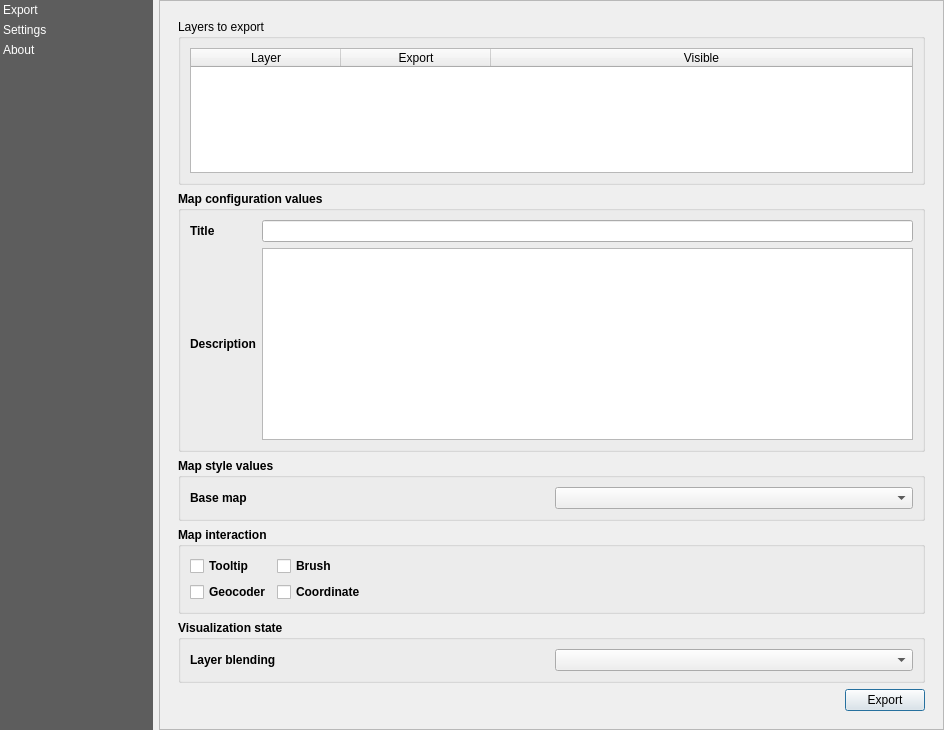
First picture: the form in UnfoldedStudio/resources/ui/unfolded_dialog.ui, repository foursquare/qgis-plugin, before the edit.
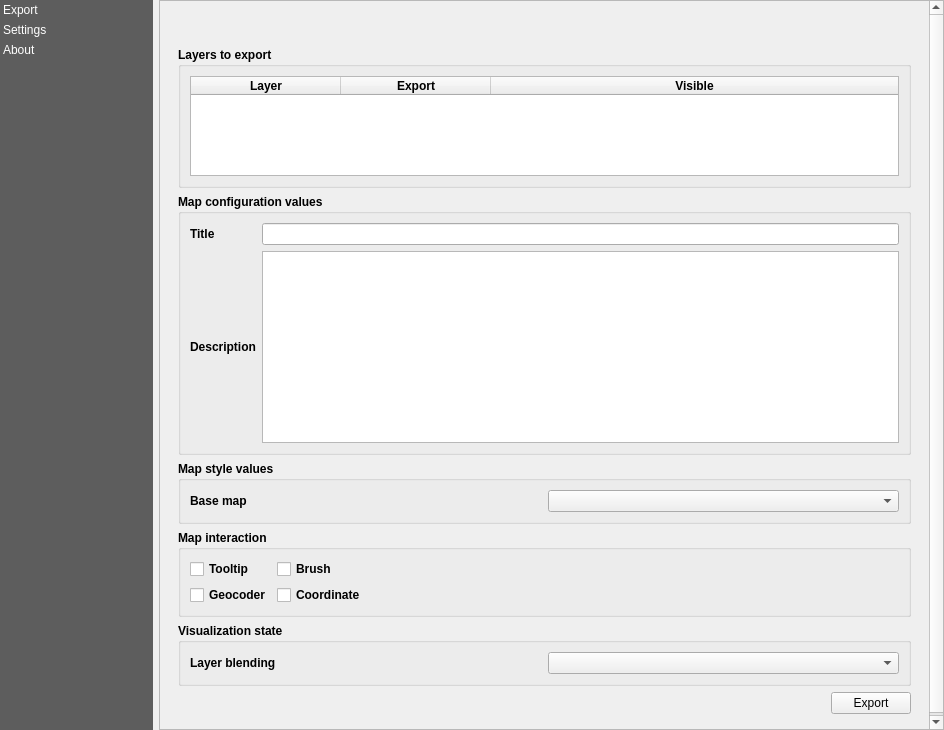
Second picture: the form after the edit. Custom widgets are drawn as their Qt base class.

Commit message: #27: Add refresh button to UI

The edit to the form file:
```diff
--- a/UnfoldedStudio/resources/ui/unfolded_dialog.ui
+++ b/UnfoldedStudio/resources/ui/unfolded_dialog.ui
@@ -112,8 +112,8 @@
          <rect>
           <x>0</x>
           <y>0</y>
-          <width>767</width>
-          <height>744</height>
+          <width>781</width>
+          <height>726</height>
          </rect>
         </property>
         <property name="minimumSize">
@@ -130,8 +130,50 @@
            </property>
            <widget class="QWidget" name="exporter">
             <layout class="QVBoxLayout" name="verticalLayout_11">
+             <item>
+              <layout class="QHBoxLayout" name="horizontalLayout_5">
+               <item>
+                <spacer name="horizontalSpacer_3">
+                 <property name="orientation">
+                  <enum>Qt::Horizontal</enum>
+                 </property>
+                 <property name="sizeHint" stdset="0">
+                  <size>
+                   <width>40</width>
+                   <height>20</height>
+                  </size>
+                 </property>
+                </spacer>
+               </item>
+               <item>
+                <widget class="QPushButton" name="btn_refresh">
+                 <property name="maximumSize">
+                  <size>
+                   <width>25</width>
+                   <height>25</height>
+                  </size>
+                 </property>
+                 <property name="toolTip">
+                  <string>Load Snapshot configuration from project...</string>
+                 </property>
+                 <property name="text">
+                  <string/>
+                 </property>
+                 <property name="flat">
+                  <bool>true</bool>
+                 </property>
+                </widget>
+               </item>
+              </layout>
+             </item>
              <item>
               <widget class="QGroupBox" name="groupBox_6">
+               <property name="font">
+                <font>
+                 <weight>75</weight>
+                 <bold>true</bold>
+                </font>
+               </property>
                <property name="title">
                 <string>Layers to export</string>
                </property>
@@ -341,7 +383,7 @@
                 <string>Map interaction</string>
                </property>
                <property name="flat">
-                <bool>false</bool>
+                <bool>true</bool>
                </property>
                <property name="collapsed">
                 <bool>false</bool>
@@ -402,7 +444,7 @@
                 <string>Visualization state</string>
                </property>
                <property name="flat">
-                <bool>false</bool>
+                <bool>true</bool>
                </property>
                <property name="collapsed">
                 <bool>false</bool>
```
Left out of the diff: 50 changed lines with no effect on the pictures.
